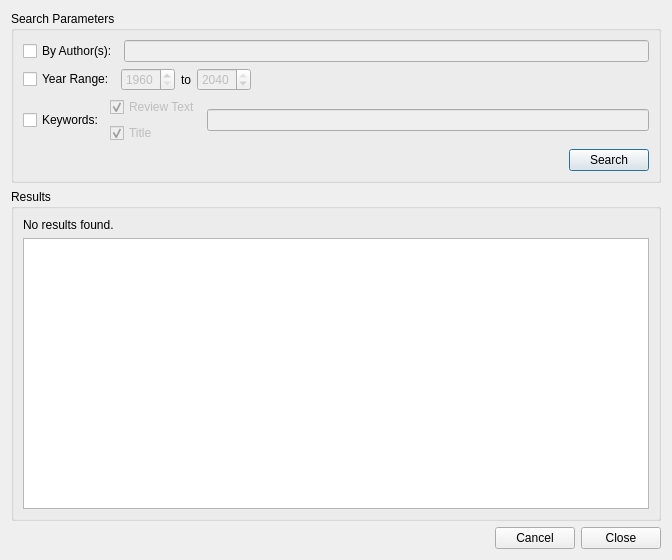
This is searchdialog.ui in mukoan/ReferenceOrganiser as Qt 5 draws it before an edit. The edited form follows.
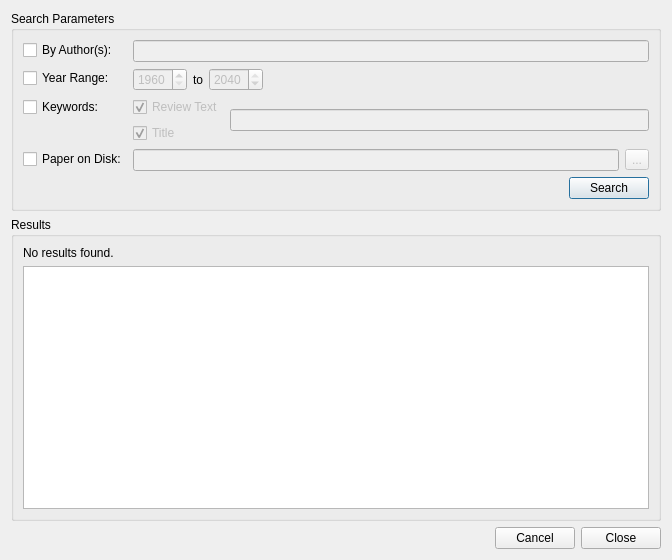
This is the edited form. Custom widgets are drawn as their Qt base class.

```diff
--- a/searchdialog.ui
+++ b/searchdialog.ui
@@ -21,32 +21,30 @@
      </property>
      <layout class="QVBoxLayout" name="verticalLayout_2">
       <item>
-       <layout class="QHBoxLayout" name="horizontalLayout_2">
-        <item>
+       <layout class="QFormLayout" name="formLayout">
+        <item row="0" column="0">
          <widget class="QCheckBox" name="authorsCheck">
           <property name="text">
            <string>By Author(s):</string>
           </property>
          </widget>
         </item>
-        <item>
+        <item row="0" column="1">
          <widget class="QLineEdit" name="authorsEdit">
           <property name="enabled">
            <bool>false</bool>
           </property>
          </widget>
         </item>
-       </layout>
-      </item>
-      <item>
-       <layout class="QHBoxLayout" name="horizontalLayout_3">
-        <item>
+        <item row="1" column="0">
          <widget class="QCheckBox" name="yearCheck">
           <property name="text">
            <string>Year Range:</string>
           </property>
          </widget>
         </item>
+        <item row="1" column="1">
+         <layout class="QHBoxLayout" name="horizontalLayout_3">
         <item>
          <widget class="QSpinBox" name="yearStartSpin">
           <property name="enabled">
@@ -98,15 +96,15 @@
         </item>
        </layout>
       </item>
-      <item>
-       <layout class="QHBoxLayout" name="horizontalLayout_4">
-        <item>
+        <item row="2" column="0">
          <widget class="QCheckBox" name="keywordsCheck">
           <property name="text">
            <string>Keywords:</string>
           </property>
          </widget>
         </item>
+        <item row="2" column="1">
+         <layout class="QHBoxLayout" name="horizontalLayout_4">
         <item>
          <layout class="QVBoxLayout" name="verticalLayout">
           <item>
@@ -146,6 +144,45 @@
         </item>
        </layout>
       </item>
+        <item row="3" column="0">
+         <widget class="QCheckBox" name="paperPathCheck">
+          <property name="toolTip">
+           <string>Search for a paper</string>
+          </property>
+          <property name="text">
+           <string>Paper on Disk:</string>
+          </property>
+         </widget>
+        </item>
+        <item row="3" column="1">
+         <layout class="QHBoxLayout" name="horizontalLayout_6">
+          <item>
+           <widget class="QLineEdit" name="paperPathEdit">
+            <property name="enabled">
+             <bool>false</bool>
+            </property>
+            <property name="toolTip">
+             <string>Full path to paper file</string>
+            </property>
+           </widget>
+          </item>
+          <item>
+           <widget class="QToolButton" name="paperSelectButton">
+            <property name="enabled">
+             <bool>false</bool>
+            </property>
+            <property name="toolTip">
+             <string>Select the paper</string>
+            </property>
+            <property name="text">
+             <string>...</string>
+            </property>
+           </widget>
+          </item>
+         </layout>
+        </item>
+       </layout>
+      </item>
       <item>
        <layout class="QHBoxLayout" name="horizontalLayout_5">
         <item>
```
Left out of the diff: 135 changed lines with no effect on the pictures. Lines whose indentation alone changed are shown as unchanged.
